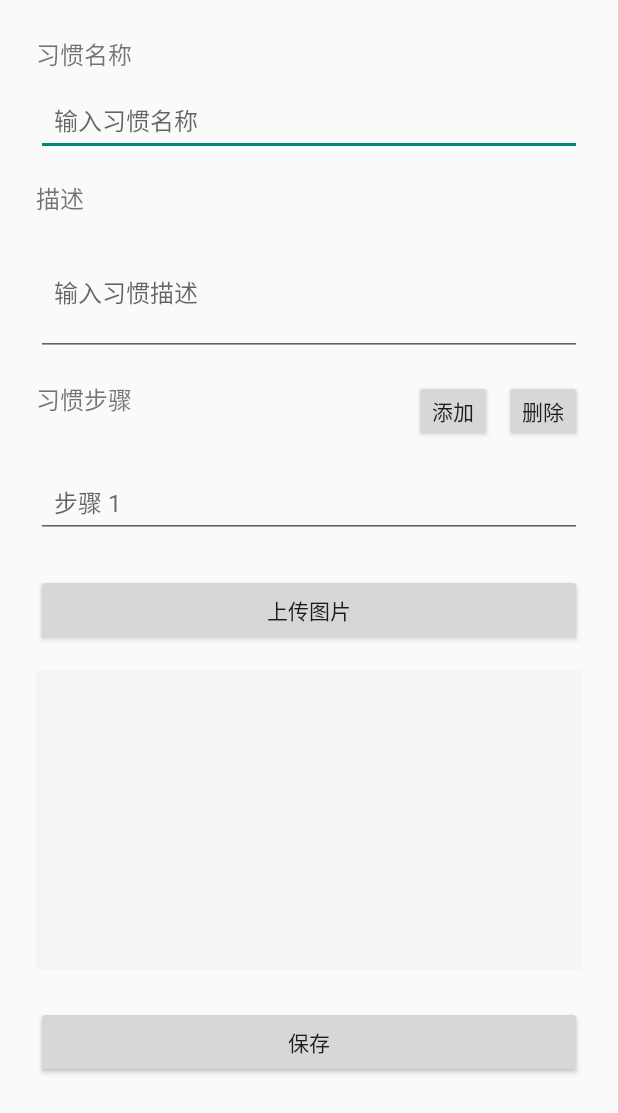
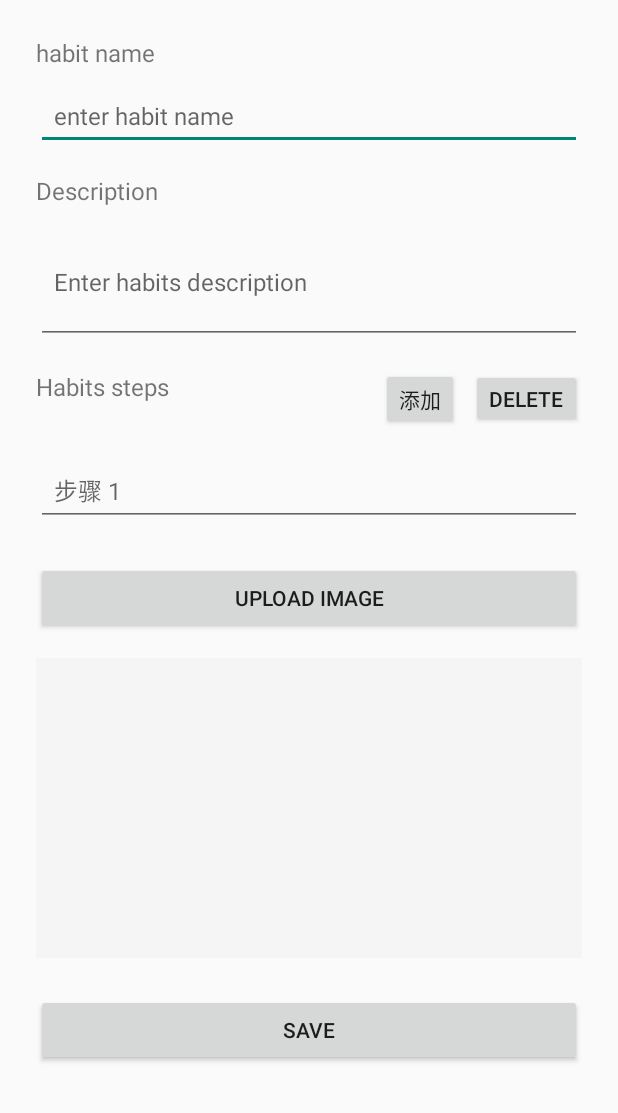
Before and after one commit to a28682/Habit-Tracking-and-Note-Taking-App, an Android app: the thirdActivity screen opened directly, with no data from a screen before it, after a tap on "Add", on a phone screen of 412 x 824 dp. Shown: the top 1113 px of the screen. Run offline under Robolectric (Android 15) with nearby library versions, the phone set to English and light mode, and no system bars.

Commit message:
change a bit

```diff
--- a/app/app/src/main/java/org/wit/yiding/SharedPrefsConstants.kt
+++ b/app/app/src/main/java/org/wit/yiding/SharedPrefsConstants.kt
@@ -1,7 +1,6 @@
 package org.wit.yiding
 
 object SharedPrefsConstants {
-    // 共享首选项文件名
     const val PREFS_NAME = "HabitTrackerPrefs"
 
     // 习惯相关
@@ -9,7 +8,7 @@ object SharedPrefsConstants {
     const val KEY_HABIT_PREFIX = "habit_"
     const val KEY_HABIT_CLICKS = "habit_clicks"
     const val KEY_HABIT_VISIBILITY = "habit_visibility"
-    const val KEY_COMPLETED_HABITS = "completed_habits" // 新增
+    const val KEY_COMPLETED_HABITS = "completed_habits"
 
     // 笔记相关
     const val KEY_NOTE_PREFIX = "note_"
--- a/app/app/src/main/java/org/wit/yiding/thirdActivity.kt
+++ b/app/app/src/main/java/org/wit/yiding/thirdActivity.kt
@@ -176,7 +176,7 @@ class thirdActivity : AppCompatActivity() {
                     saveHabitsToPrefs()
                     Toast.makeText(
                         this@thirdActivity,
-                        "${entry.name} ${if (isChecked) "已启用" else "已禁用"}",
+                        "${entry.name} ${if (isChecked) "enable" else "disable"}",
                         Toast.LENGTH_SHORT
                     ).show()
                 }
@@ -359,7 +359,7 @@ class thirdActivity : AppCompatActivity() {
 
         resetConstraints()
         saveHabitsToPrefs()
-        Toast.makeText(this, "已删除${selectedRows.size}个习惯", Toast.LENGTH_SHORT).show()
+        Toast.makeText(this, "delete ${selectedRows.size} habit", Toast.LENGTH_SHORT).show()
         selectedRows.clear()
     }
 
--- a/app/app/src/main/res/drawable-anydpi/ic_default_image.xml
+++ b/app/app/src/main/res/drawable-anydpi/ic_default_image.xml
@@ -6,6 +6,9 @@
     android:tint="#333333"
     android:alpha="0.6">
     <path
-        android:pathData="M17.6,11.48 L19.44,8.3a0.63,0.63 0,0 0,-1.09 -0.63l-1.88,3.24a11.43,11.43 0,0 0,-8.94 0L5.65,7.67a0.63,0.63 0,0 0,-1.09 0.63L6.4,11.48A10.81,10.81 0,0 0,1 20L23,20A10.81,10.81 0,0 0,17.6 11.48ZM7,17.25A1.25,1.25 0,1 1,8.25 16,1.25 1.25,0 0,1 7,17.25ZM17,17.25A1.25,1.25 0,1 1,18.25 16,1.25 1.25,0 0,1 17,17.25Z"
-        android:fillColor="#FF000000"/>
+        android:pathData="M8,12.5 L11,16 L18,9"
+        android:strokeWidth="2"
+        android:strokeColor="#FF000000"
+        android:strokeLineCap="round"
+        android:fillColor="#00000000"/>
 </vector>
--- a/app/app/src/main/res/layout/calendaractivity.xml
+++ b/app/app/src/main/res/layout/calendaractivity.xml
@@ -7,7 +7,6 @@
     android:layout_height="match_parent"
     tools:context=".calendarActivity">
 
-    <!-- 日历视图 -->
     <CalendarView
         android:id="@+id/calendarView"
         android:layout_width="0dp"
@@ -19,7 +18,6 @@
         app:layout_constraintStart_toStartOf="parent"
         app:layout_constraintEnd_toEndOf="parent"/>
 
-    <!-- 习惯显示区域 -->
     <TextView
         android:id="@+id/txtHabits"
         android:layout_width="0dp"
@@ -35,7 +33,6 @@
         app:layout_constraintStart_toStartOf="parent"
         app:layout_constraintEnd_toEndOf="parent"/>
 
-    <!-- 底部导航栏 -->
     <LinearLayout
         android:id="@+id/bottomNav"
         android:layout_width="match_parent"
@@ -75,7 +72,6 @@
             android:textSize="12sp"
             style="@style/Widget.AppCompat.Button.Borderless"/>
 
-        <!-- 新增数据分析按钮 -->
         <Button
             android:id="@+id/btn4"
             android:layout_width="0dp"
--- a/app/app/src/main/res/layout/habitsedit.xml
+++ b/app/app/src/main/res/layout/habitsedit.xml
@@ -8,7 +8,7 @@
     <TextView
         android:layout_width="wrap_content"
         android:layout_height="wrap_content"
-        android:text="习惯名称"
+        android:text="habit name"
         android:textSize="16sp"
         android:layout_marginBottom="8dp"/>
 
@@ -16,14 +16,14 @@
         android:id="@+id/etHabitName"
         android:layout_width="match_parent"
         android:layout_height="wrap_content"
-        android:hint="输入习惯名称"
+        android:hint="enter habit name"
         android:textSize="16sp"
         android:padding="12dp"/>
 
     <TextView
         android:layout_width="wrap_content"
         android:layout_height="wrap_content"
-        android:text="描述"
+        android:text="Description"
         android:textSize="16sp"
         android:layout_marginTop="16dp"
         android:layout_marginBottom="8dp"/>
@@ -32,7 +32,7 @@
         android:id="@+id/etDescription"
         android:layout_width="match_parent"
         android:layout_height="wrap_content"
-        android:hint="输入习惯描述"
+        android:hint="Enter habits description"
         android:textSize="16sp"
         android:padding="12dp"
         android:minLines="3"/>
@@ -47,7 +47,7 @@
         <TextView
             android:layout_width="wrap_content"
             android:layout_height="wrap_content"
-            android:text="习惯步骤"
+            android:text="Habits steps"
             android:textSize="16sp"
             android:layout_marginBottom="8dp"/>
 
@@ -71,7 +71,7 @@
             android:id="@+id/btnDeleteStep"
             android:layout_width="wrap_content"
             android:layout_height="wrap_content"
-            android:text="删除"
+            android:text="delete"
             android:layout_marginLeft="8dp"
             android:minWidth="0dp"
             android:minHeight="0dp"
@@ -91,7 +91,7 @@
         android:id="@+id/btnUploadImage"
         android:layout_width="match_parent"
         android:layout_height="wrap_content"
-        android:text="上传图片"
+        android:text="upload image"
         android:layout_marginTop="24dp"/>
 
     <ImageView
@@ -107,6 +107,6 @@
         android:id="@+id/btnSave"
         android:layout_width="match_parent"
         android:layout_height="wrap_content"
-        android:text="保存"
+        android:text="Save"
         android:layout_marginTop="24dp"/>
 </LinearLayout>
```
Also changed, not shown: app/app/src/main/java/org/wit/yiding/HabitAdapter.kt (deleted, +0 -32 lines), app/app/src/main/java/org/wit/yiding/HorizontalBarChartView.kt (+3 -15 lines), app/app/src/main/java/org/wit/yiding/MainActivity.kt (+18 -21 lines), app/app/src/main/java/org/wit/yiding/analyticsActivity.kt (+15 -17 lines), app/app/src/main/java/org/wit/yiding/calendarActivity.kt (+1 -6 lines), app/app/src/main/java/org/wit/yiding/habitsActivity.kt (+9 -2 lines), app/app/src/main/res/layout/activity_main.xml (+0 -7 lines), app/app/src/main/res/layout/analyticsactivity.xml (+4 -8 lines), app/app/src/main/res/layout/thirdactivity.xml (+1 -6 lines), app/app/src/main/res/drawable-hdpi/ic_default_image.png, app/app/src/main/res/drawable-mdpi/ic_default_image.png, app/app/src/main/res/drawable-xhdpi/ic_default_image.png, app/app/src/main/res/drawable-xxhdpi/ic_default_image.png.
